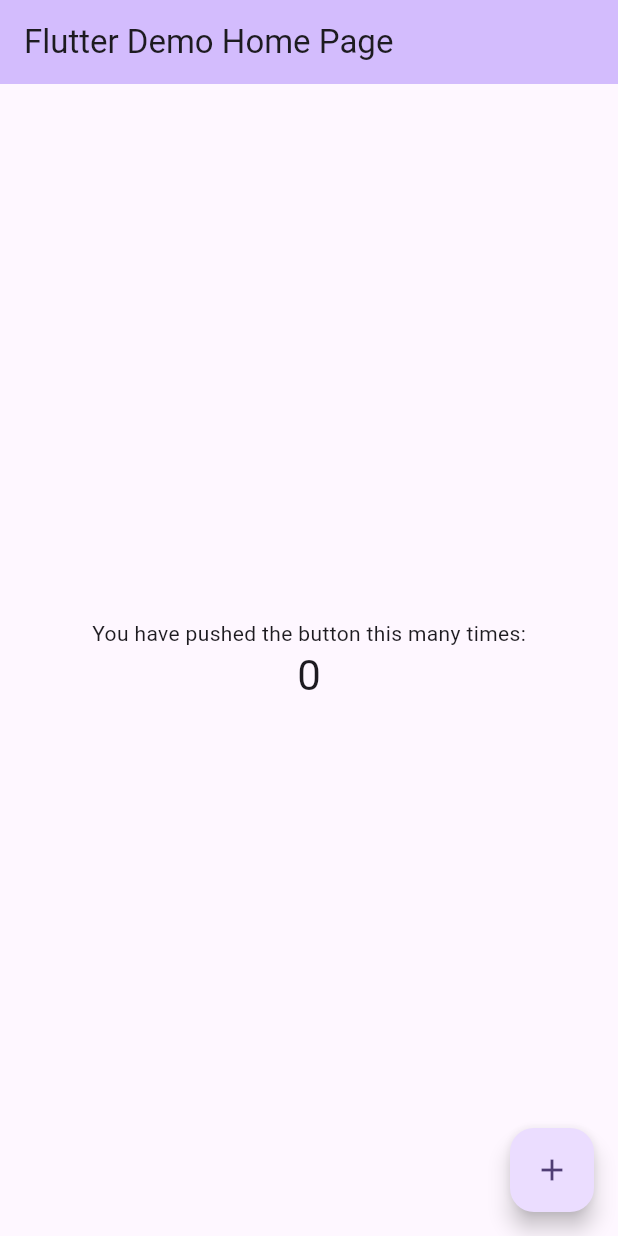
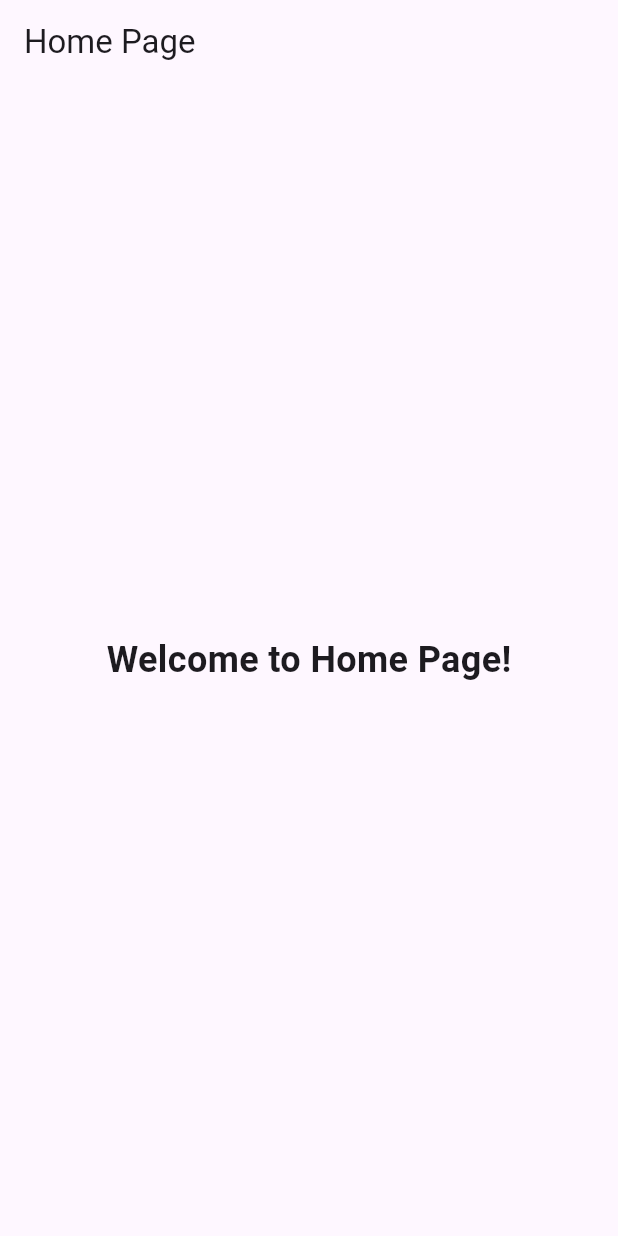
Before and after one commit to RikardoAnju/GuideMe, a Flutter app: the screen it shows after launch, on a phone screen of 412 x 824 dp. Run offline on Flutter 3.47's test engine with Material 3 defaults, Android fonts, the phone set to English and light mode, and no system bars.

```diff
--- /dev/null
+++ b/lib/home.dart
@@ -0,0 +1,16 @@
+import 'package:flutter/material.dart';
+
+class HomePage extends StatelessWidget {
+  @override
+  Widget build(BuildContext context) {
+    return Scaffold(
+      appBar: AppBar(title: Text("Home Page")),
+      body: Center(
+        child: Text(
+          "Welcome to Home Page!",
+          style: TextStyle(fontSize: 24, fontWeight: FontWeight.bold),
+        ),
+      ),
+    );
+  }
+}
--- a/lib/main.dart
+++ b/lib/main.dart
@@ -1,122 +1,50 @@
 import 'package:flutter/material.dart';
+import 'Splass_screen.dart';
+//import 'package:flutter_dotenv/flutter_dotenv.dart';
+//import 'package:firebase_core/firebase_core.dart';
 
-void main() {
+
+Future<void> main() async {
+  WidgetsFlutterBinding.ensureInitialized();
+
+
+  //await dotenv.load(fileName: "assets/.env");
+
+  //try {
+    //await Firebase.initializeApp(
+      //options: FirebaseOptions(
+        //apiKey: dotenv.env['FIREBASE_API_KEY'] ?? '',
+        //appId: dotenv.env['FIREBASE_APP_ID'] ?? '',
+        //messagingSenderId: dotenv.env['FIREBASE_MESSAGING_SENDER_ID'] ?? '',
+        //projectId: dotenv.env['FIREBASE_PROJECT_ID'] ?? '',
+        //storageBucket: dotenv.env['FIREBASE_STORAGE_BUCKET'] ?? '',
+      //),
+    //);
+    //print('✅ Firebase initialized successfully.');
+  //} catch (e) {
+  //  print('❌ Error initializing Firebase: $e');
+  //}
+
   runApp(const MyApp());
 }
 
 class MyApp extends StatelessWidget {
   const MyApp({super.key});
 
-  // This widget is the root of your application.
-  @override
+ @override
   Widget build(BuildContext context) {
-    return MaterialApp(
-      title: 'Flutter Demo',
-      theme: ThemeData(
-        // This is the theme of your application.
-        //
-        // TRY THIS: Try running your application with "flutter run". You'll see
-        // the application has a purple toolbar. Then, without quitting the app,
-        // try changing the seedColor in the colorScheme below to Colors.green
-        // and then invoke "hot reload" (save your changes or press the "hot
-        // reload" button in a Flutter-supported IDE, or press "r" if you used
-        // the command line to start the app).
-        //
-        // Notice that the counter didn't reset back to zero; the application
-        // state is not lost during the reload. To reset the state, use hot
-        // restart instead.
-        //
-        // This works for code too, not just values: Most code changes can be
-        // tested with just a hot reload.
-        colorScheme: ColorScheme.fromSeed(seedColor: Colors.deepPurple),
-      ),
-      home: const MyHomePage(title: 'Flutter Demo Home Page'),
+    return  MaterialApp(
+      debugShowCheckedModeBanner: false,
+      home:  SplashScreen(),
     );
   }
 }
 
-class MyHomePage extends StatefulWidget {
-  const MyHomePage({super.key, required this.title});
-
-  // This widget is the home page of your application. It is stateful, meaning
-  // that it has a State object (defined below) that contains fields that affect
-  // how it looks.
-
-  // This class is the configuration for the state. It holds the values (in this
-  // case the title) provided by the parent (in this case the App widget) and
-  // used by the build method of the State. Fields in a Widget subclass are
-  // always marked "final".
-
-  final String title;
-
-  @override
-  State<MyHomePage> createState() => _MyHomePageState();
-}
-
-class _MyHomePageState extends State<MyHomePage> {
-  int _counter = 0;
-
-  void _incrementCounter() {
-    setState(() {
-      // This call to setState tells the Flutter framework that something has
-      // changed in this State, which causes it to rerun the build method below
-      // so that the display can reflect the updated values. If we changed
-      // _counter without calling setState(), then the build method would not be
-      // called again, and so nothing would appear to happen.
-      _counter++;
-    });
-  }
-
-  @override
-  Widget build(BuildContext context) {
-    // This method is rerun every time setState is called, for instance as done
-    // by the _incrementCounter method above.
-    //
-    // The Flutter framework has been optimized to make rerunning build methods
-    // fast, so that you can just rebuild anything that needs updating rather
-    // than having to individually change instances of widgets.
-    return Scaffold(
-      appBar: AppBar(
-        // TRY THIS: Try changing the color here to a specific color (to
-        // Colors.amber, perhaps?) and trigger a hot reload to see the AppBar
-        // change color while the other colors stay the same.
-        backgroundColor: Theme.of(context).colorScheme.inversePrimary,
-        // Here we take the value from the MyHomePage object that was created by
-        // the App.build method, and use it to set our appbar title.
-        title: Text(widget.title),
-      ),
-      body: Center(
-        // Center is a layout widget. It takes a single child and positions it
-        // in the middle of the parent.
-        child: Column(
-          // Column is also a layout widget. It takes a list of children and
-          // arranges them vertically. By default, it sizes itself to fit its
-          // children horizontally, and tries to be as tall as its parent.
-          //
-          // Column has various properties to control how it sizes itself and
-          // how it positions its children. Here we use mainAxisAlignment to
-          // center the children vertically; the main axis here is the vertical
-          // axis because Columns are vertical (the cross axis would be
-          // horizontal).
-          //
-          // TRY THIS: Invoke "debug painting" (choose the "Toggle Debug Paint"
-          // action in the IDE, or press "p" in the console), to see the
-          // wireframe for each widget.
-          mainAxisAlignment: MainAxisAlignment.center,
-          children: <Widget>[
-            const Text('You have pushed the button this many times:'),
-            Text(
-              '$_counter',
-              style: Theme.of(context).textTheme.headlineMedium,
-            ),
-          ],
-        ),
-      ),
-      floatingActionButton: FloatingActionButton(
-        onPressed: _incrementCounter,
-        tooltip: 'Increment',
-        child: const Icon(Icons.add),
-      ), // This trailing comma makes auto-formatting nicer for build methods.
-    );
-  }
-}
+// Fungsi untuk menggunakan API Key Brevo dari .env
+//String getBrevoApiKey() {
+  //final apiKey = dotenv.env['SENDINBLUE_API_KEY'];
+  //if (apiKey == null || apiKey.isEmpty) {
+    //print('❌ API Key Brevo tidak ditemukan di .env');
+  //}
+  //return apiKey ?? '';
+//}
```
Also changed, not shown: lib/Splass_screen.dart (added, +34 -0 lines), pubspec.yaml (+26 -64 lines), assets/images/Logo1.png (added), assets/images/Logo2.png (added), assets/images/Logo3.png (added), assets/images/logo4.png (added), pubspec.lock, 8 other files.
